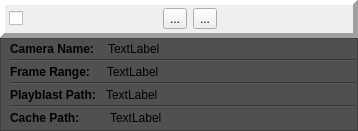
First picture: the form in ui/item.ui, repository iceanimations/shot_subm_use_multishot, before the edit.
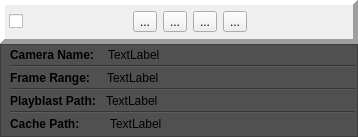
Second picture: the form after the edit.

Commit message: addButton and switchButton added to Item

The edit to the form file:
```diff
--- a/ui/item.ui
+++ b/ui/item.ui
@@ -7,7 +7,7 @@
     <x>0</x>
     <y>0</y>
     <width>358</width>
-    <height>131</height>
+    <height>137</height>
    </rect>
   </property>
   <property name="windowTitle">
@@ -114,6 +114,26 @@
         </property>
        </widget>
       </item>
+      <item>
+       <widget class="QToolButton" name="addButton">
+        <property name="toolTip">
+         <string>Turn selected objects on</string>
+        </property>
+        <property name="text">
+         <string>...</string>
+        </property>
+       </widget>
+      </item>
+      <item>
+       <widget class="QToolButton" name="switchButton">
+        <property name="toolTip">
+         <string>Switch camera</string>
+        </property>
+        <property name="text">
+         <string>...</string>
+        </property>
+       </widget>
+      </item>
       <item>
        <widget class="QLabel" name="iconLabel">
         <property name="minimumSize">
```
Left out of the diff: 3 changed lines with no effect on the pictures. The commit also changes 2 other files.
